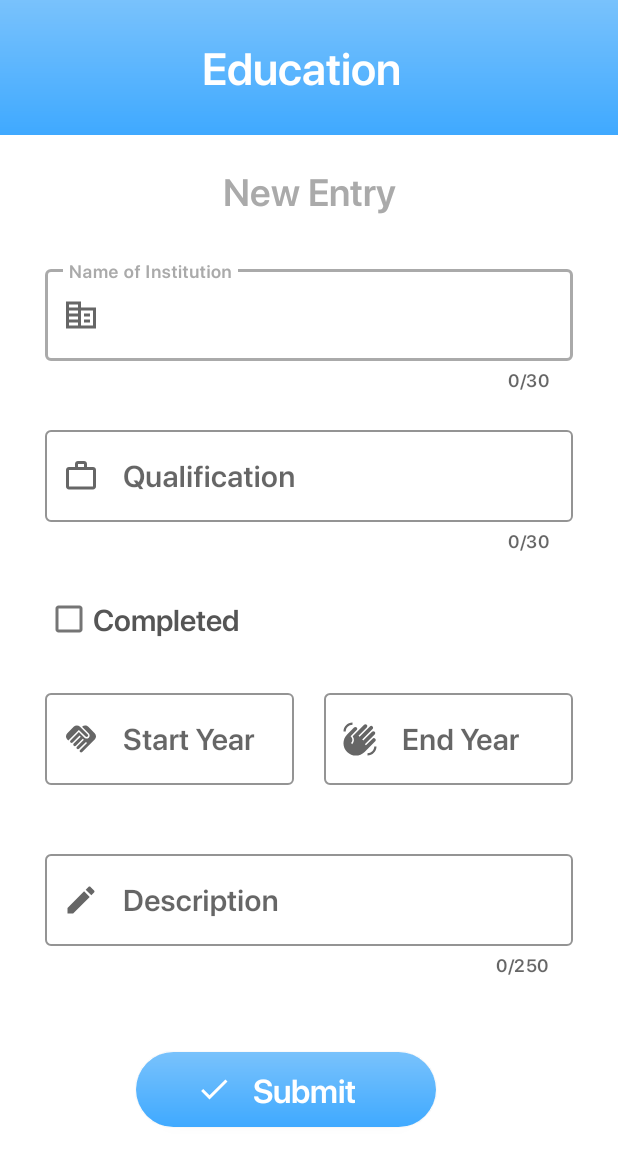
After one commit to MrMatrix2108/CVFresherDEV, an Android app: the layout activity_add_education.xml on its own in the app's theme, with its tools: preview values and no code run, on a phone screen of 412 x 824 dp. The commit adds this screen. Shown: the top 1166 px of the screen. Run offline under Robolectric (Android 15) with nearby library versions, the phone set to English and light mode, and no system bars.

Commit message:
More UI stuff

```diff
--- a/app/src/main/java/com/cvfresher/app/Experience.kt
+++ b/app/src/main/java/com/cvfresher/app/Experience.kt
@@ -6,9 +6,9 @@ import kotlinx.serialization.Serializable
 data class Experience(
     val employer: String,
     val jobTitle: String,
-    val yearStart: Int,
+    val yearStart: Int, //change to date
     val yearEnd: Int?,
     val description: String,
     val isCurrent: Boolean
-) {
+){
 }
--- a/app/src/main/java/com/cvfresher/app/ExperienceActivity.kt
+++ b/app/src/main/java/com/cvfresher/app/ExperienceActivity.kt
@@ -8,7 +8,7 @@ import androidx.appcompat.app.AppCompatActivity
 class ExperienceActivity : AppCompatActivity() {
     override fun onCreate(savedInstanceState: Bundle?) {
         super.onCreate(savedInstanceState)
-        setContentView(R.layout.activity_experience)
+        setContentView(R.layout.activity_index_experience)
 
         val btnAddExp = findViewById<Button>(R.id.btnAddExp)
 
--- /dev/null
+++ b/app/src/main/res/drawable/baseline_event_24.xml
@@ -0,0 +1,5 @@
+<vector android:height="24dp" android:tint="#000000"
+    android:viewportHeight="24" android:viewportWidth="24"
+    android:width="24dp" xmlns:android="http://schemas.android.com/apk/res/android">
+    <path android:fillColor="@android:color/white" android:pathData="M17,12h-5v5h5v-5zM16,1v2L8,3L8,1L6,1v2L5,3c-1.11,0 -1.99,0.9 -1.99,2L3,19c0,1.1 0.89,2 2,2h14c1.1,0 2,-0.9 2,-2L21,5c0,-1.1 -0.9,-2 -2,-2h-1L18,1h-2zM19,19L5,19L5,8h14v11z"/>
+</vector>
--- /dev/null
+++ b/app/src/main/res/layout/activity_add_education.xml
@@ -0,0 +1,194 @@
+<?xml version="1.0" encoding="utf-8"?>
+<LinearLayout xmlns:android="http://schemas.android.com/apk/res/android"
+    xmlns:app="http://schemas.android.com/apk/res-auto"
+    android:layout_width="match_parent"
+    android:layout_height="match_parent"
+    android:orientation="vertical">
+
+    <LinearLayout
+        android:layout_width="match_parent"
+        android:layout_height="90dp"
+        android:background="@drawable/gradient_bg"
+        android:orientation="horizontal"
+        android:padding="20dp"
+        android:gravity="center">
+
+        <TextView
+            android:layout_width="wrap_content"
+            android:layout_height="wrap_content"
+            android:text="Education"
+            android:layout_marginEnd="10dp"
+            android:textAlignment="center"
+            android:textColor="@color/white"
+            android:textSize="30sp" />
+
+    </LinearLayout>
+    <TextView
+        android:layout_width="match_parent"
+        android:layout_height="wrap_content"
+        android:text="New Entry"
+        android:textAlignment="center"
+        android:textColor="@color/grey"
+        android:textSize="25sp"
+        android:paddingTop="20dp"/>
+
+    <com.google.android.material.textfield.TextInputLayout
+        android:id="@+id/lytInstitutionName"
+        style="@style/Widget.MaterialComponents.TextInputLayout.OutlinedBox"
+        android:layout_width="match_parent"
+        android:layout_height="wrap_content"
+        android:layout_marginStart="30dp"
+        android:layout_marginTop="30dp"
+        android:layout_marginEnd="30dp"
+        android:hint="Name of Institution"
+        app:boxStrokeColor="@color/grey"
+        app:counterEnabled="true"
+        app:counterMaxLength="30"
+        app:hintTextColor="@color/grey"
+        app:startIconDrawable="@drawable/baseline_corporate_fare_24">
+
+        <com.google.android.material.textfield.TextInputEditText
+            android:id="@+id/txtInstitutionName"
+            android:layout_width="match_parent"
+            android:layout_height="wrap_content"
+            android:inputType="text"
+            android:textColor="@color/dark_grey"
+            android:textSize="20sp" />
+
+    </com.google.android.material.textfield.TextInputLayout>
+
+    <com.google.android.material.textfield.TextInputLayout
+        android:id="@+id/lytQualificationName"
+        style="@style/Widget.MaterialComponents.TextInputLayout.OutlinedBox"
+        android:layout_width="match_parent"
+        android:layout_height="wrap_content"
+        android:layout_marginStart="30dp"
+        android:layout_marginTop="20dp"
+        android:layout_marginEnd="30dp"
+        android:hint="Qualification"
+        app:boxStrokeColor="@color/grey"
+        app:counterEnabled="true"
+        app:counterMaxLength="30"
+        app:hintTextColor="@color/grey"
+        app:startIconDrawable="@drawable/baseline_work_outline_24">
+
+        <com.google.android.material.textfield.TextInputEditText
+            android:id="@+id/txtQualificationName"
+            android:layout_width="match_parent"
+            android:layout_height="wrap_content"
+            android:inputType="text"
+            android:textColor="@color/dark_grey"
+            android:textSize="20sp" />
+
+    </com.google.android.material.textfield.TextInputLayout>
+
+    <CheckBox
+        android:id="@+id/chkCurrentEducation"
+        android:layout_width="match_parent"
+        android:layout_height="wrap_content"
+        android:layout_marginStart="30dp"
+        android:layout_marginEnd="30dp"
+        android:layout_marginTop="20dp"
+        android:text="Completed"
+        android:textColor="@color/dark_grey"
+        android:textSize="20sp"/>
+
+    <LinearLayout
+        android:layout_width="match_parent"
+        android:layout_height="wrap_content"
+        android:orientation="horizontal"
+        android:layout_marginTop="20dp"
+        android:layout_marginStart="30dp"
+        android:layout_marginEnd="30dp">
+
+        <com.google.android.material.textfield.TextInputLayout
+            android:id="@+id/lytStartYearEdu"
+            style="@style/Widget.MaterialComponents.TextInputLayout.OutlinedBox"
+            android:layout_width="match_parent"
+            android:layout_height="wrap_content"
+            android:layout_weight="1"
+            android:layout_marginEnd="10dp"
+            app:counterMaxLength="4"
+            app:errorEnabled="true"
+            android:hint="Start Year"
+            app:boxStrokeColor="@color/grey"
+            app:hintTextColor="@color/grey"
+            app:startIconDrawable="@drawable/baseline_handshake_24">
+
+            <com.google.android.material.textfield.TextInputEditText
+                android:id="@+id/txtStartYearEdu"
+                android:layout_width="match_parent"
+                android:layout_height="wrap_content"
+                android:inputType="number"
+                android:textColor="@color/dark_grey"
+                android:textSize="20sp" />
+
+        </com.google.android.material.textfield.TextInputLayout>
+
+        <com.google.android.material.textfield.TextInputLayout
+            android:id="@+id/lytEndYearEdu"
+            style="@style/Widget.MaterialComponents.TextInputLayout.OutlinedBox"
+            android:layout_width="match_parent"
+            android:layout_height="wrap_content"
+            android:layout_weight="1"
+            android:layout_marginStart="10dp"
+            android:hint="End Year"
+            app:boxStrokeColor="@color/grey"
+            app:hintTextColor="@color/grey"
+            app:startIconDrawable="@drawable/baseline_waving_hand_24"
+            android:visibility="visible">
+
+            <com.google.android.material.textfield.TextInputEditText
+                android:id="@+id/txtEndYearEdu"
+                android:layout_width="match_parent"
+                android:layout_height="wrap_content"
+                android:inputType="number"
+                android:textColor="@color/dark_grey"
+                android:textSize="20sp"/>
+
+        </com.google.android.material.textfield.TextInputLayout>
+
+    </LinearLayout>
+
+    <com.google.android.material.textfield.TextInputLayout
+        android:id="@+id/lytDescriptionEducation"
+        style="@style/Widget.MaterialComponents.TextInputLayout.OutlinedBox"
+        android:layout_width="match_parent"
+        android:layout_height="wrap_content"
+        android:layout_marginStart="30dp"
+        android:layout_marginTop="20dp"
+        android:layout_marginEnd="30dp"
+        android:hint="Description"
+        app:boxStrokeColor="@color/grey"
+        app:counterEnabled="true"
+        app:counterMaxLength="250"
+        app:hintTextColor="@color/grey"
+        app:startIconDrawable="@drawable/baseline_create_24">
+
+        <com.google.android.material.textfield.TextInputEditText
+            android:id="@+id/txtDescriptionEducation"
+            android:layout_width="match_parent"
+            android:layout_height="wrap_content"
+            android:inputType="text"
+            android:textColor="@color/dark_grey"
+            android:textSize="20sp" />
+
+    </com.google.android.material.textfield.TextInputLayout>
+
+    <androidx.appcompat.widget.AppCompatButton
+        android:id="@+id/btnAddExp"
+        android:layout_width="200dp"
+        android:layout_height="50dp"
+        android:layout_marginTop="50dp"
+        android:layout_marginEnd="15dp"
+        android:layout_gravity="center"
+        android:drawableStart="@drawable/baseline_done_24"
+        android:background="@drawable/active_button"
+        android:text="@string/submit"
+        android:textColor="@color/white"
+        android:textAllCaps="false"
+        android:textSize="22sp"
+        android:paddingLeft="40dp"
+        android:paddingRight="40dp"/>
+
+</LinearLayout>
--- a/build.gradle
+++ b/build.gradle
@@ -1,6 +1,6 @@
 buildscript {
     dependencies {
-        classpath 'com.google.gms:google-services:4.3.14'
+        classpath 'com.google.gms:google-services:4.3.15'
     }
 }// Top-level build file where you can add configuration options common to all sub-projects/modules.
 plugins {
```
Also changed, not shown: app/build.gradle (+4 -4 lines), app/src/main/res/layout/activity_add_certification.xml (added, +160 -0 lines), app/src/main/res/layout/activity_index_experience.xml (renamed from app/src/main/res/layout/activity_experience.xml).
